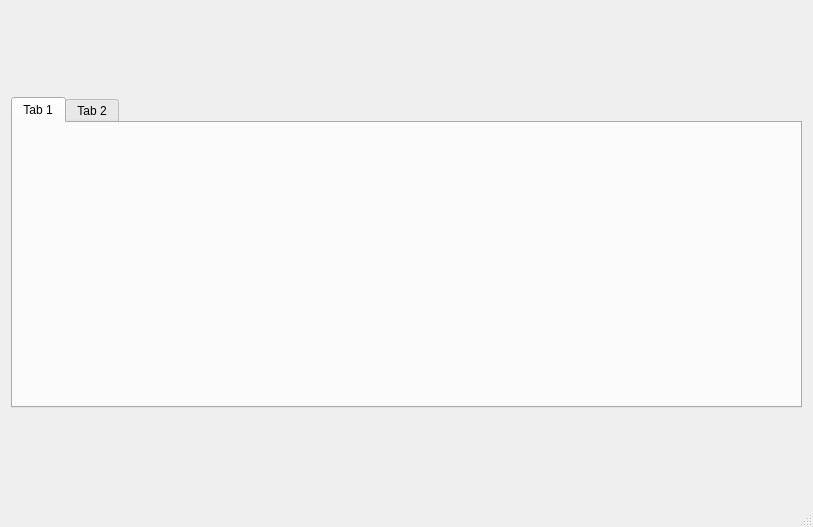
Old version of the form mainwindow.ui in the repository Letractively/simplesitemapcreator.
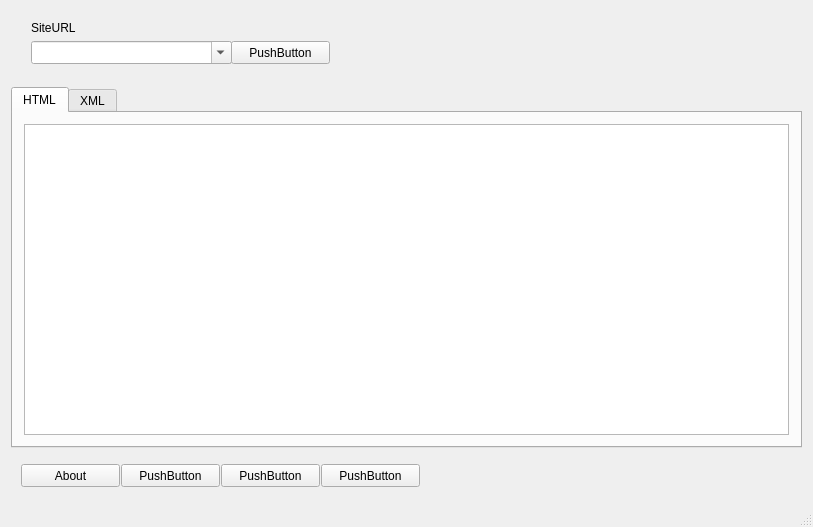
New version of the form.

```diff
--- a/mainwindow.ui
+++ b/mainwindow.ui
@@ -20,27 +20,74 @@
       <property name="minimumSize">
        <size>
         <width>0</width>
-        <height>80</height>
+        <height>70</height>
        </size>
       </property>
       <property name="maximumSize">
        <size>
         <width>16777215</width>
-        <height>80</height>
+        <height>70</height>
        </size>
       </property>
+      <widget class="QLabel" name="label">
+       <property name="geometry">
+        <rect>
+         <x>20</x>
+         <y>10</y>
+         <width>57</width>
+         <height>14</height>
+        </rect>
+       </property>
+       <property name="text">
+        <string>SiteURL</string>
+       </property>
+      </widget>
+      <widget class="QComboBox" name="textURL">
+       <property name="geometry">
+        <rect>
+         <x>20</x>
+         <y>30</y>
+         <width>201</width>
+         <height>23</height>
+        </rect>
+       </property>
+       <property name="editable">
+        <bool>true</bool>
+       </property>
+      </widget>
+      <widget class="QPushButton" name="pushButton_3">
+       <property name="geometry">
+        <rect>
+         <x>220</x>
+         <y>30</y>
+         <width>99</width>
+         <height>23</height>
+        </rect>
+       </property>
+       <property name="text">
+        <string>PushButton</string>
+       </property>
+      </widget>
      </widget>
     </item>
     <item>
      <widget class="QTabWidget" name="tabWidget">
-      <widget class="QWidget" name="tab">
+      <property name="currentIndex">
+       <number>0</number>
+      </property>
+      <widget class="QWidget" name="tabHTML">
        <attribute name="title">
-        <string>Tab 1</string>
+        <string>HTML</string>
        </attribute>
+       <layout class="QGridLayout" name="gridLayout">
+        <item row="0" column="0">
+         <widget class="QTextBrowser" name="textHTML"/>
+        </item>
+       </layout>
       </widget>
       <widget class="QWidget" name="tab_2">
        <attribute name="title">
-        <string>Tab 2</string>
+        <string>XML</string>
        </attribute>
       </widget>
      </widget>
@@ -50,15 +97,67 @@
       <property name="minimumSize">
        <size>
         <width>0</width>
-        <height>80</height>
+        <height>40</height>
        </size>
       </property>
       <property name="maximumSize">
        <size>
         <width>16777215</width>
-        <height>80</height>
+        <height>40</height>
        </size>
       </property>
+      <widget class="QPushButton" name="btnAbout">
+       <property name="geometry">
+        <rect>
+         <x>10</x>
+         <y>10</y>
+         <width>99</width>
+         <height>23</height>
+        </rect>
+       </property>
+       <property name="text">
+        <string>About</string>
+       </property>
+      </widget>
+      <widget class="QPushButton" name="pushButton">
+       <property name="geometry">
+        <rect>
+         <x>110</x>
+         <y>10</y>
+         <width>99</width>
+         <height>23</height>
+        </rect>
+       </property>
+       <property name="text">
+        <string>PushButton</string>
+       </property>
+      </widget>
+      <widget class="QPushButton" name="pushButton_2">
+       <property name="geometry">
+        <rect>
+         <x>210</x>
+         <y>10</y>
+         <width>99</width>
+         <height>23</height>
+        </rect>
+       </property>
+       <property name="text">
+        <string>PushButton</string>
+       </property>
+      </widget>
+      <widget class="QPushButton" name="pushButton_4">
+       <property name="geometry">
+        <rect>
+         <x>310</x>
+         <y>10</y>
+         <width>99</width>
+         <height>23</height>
+        </rect>
+       </property>
+       <property name="text">
+        <string>PushButton</string>
+       </property>
+      </widget>
      </widget>
     </item>
    </layout>
```
Left out of the diff: 7 changed lines with no effect on the pictures.
